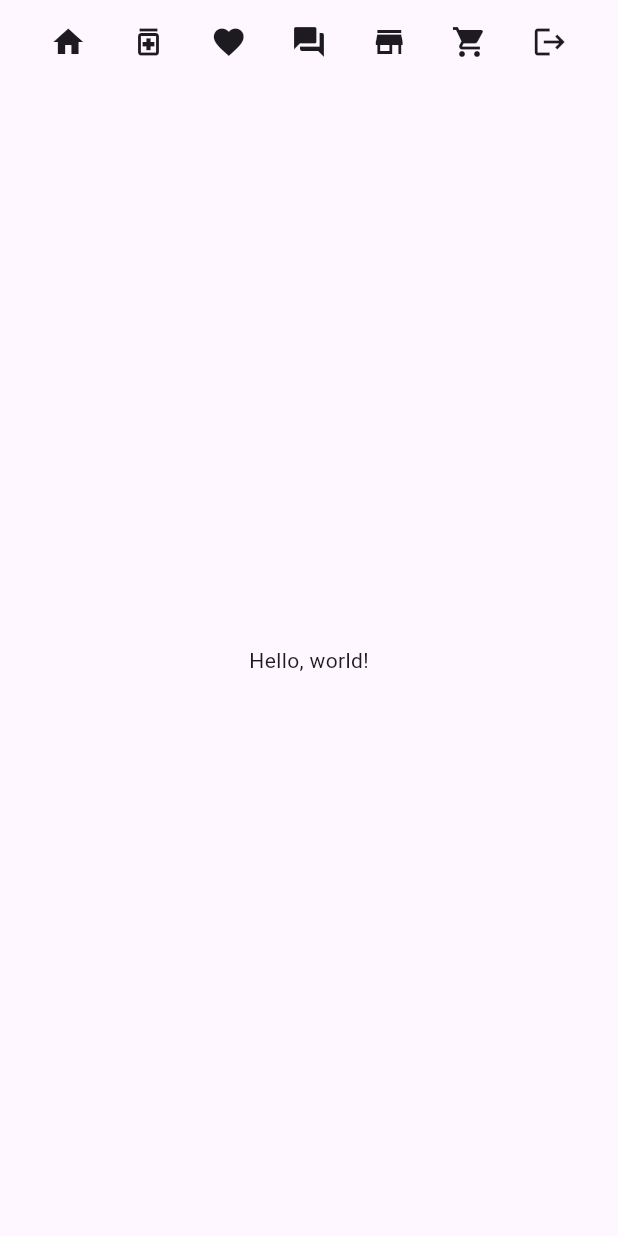
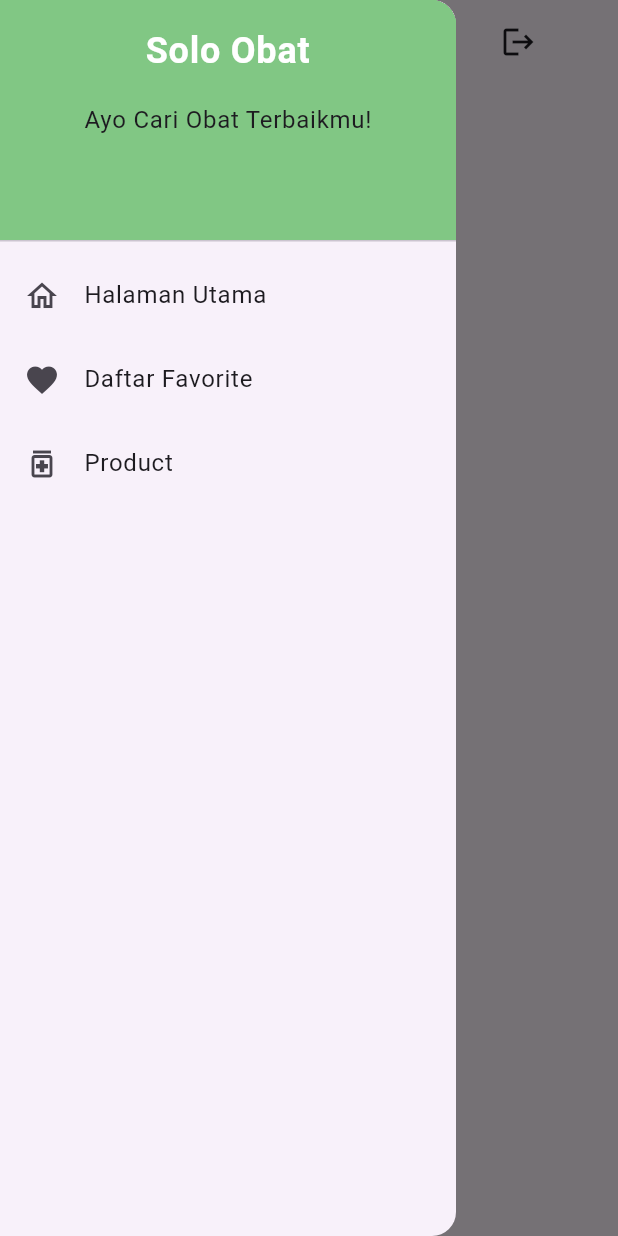
Before and after one commit to PBP24-D10/sobat-mobile, a Flutter app: the MyHomePage screen opened directly, with the side drawer open (before the commit the screen has no drawer), on a phone screen of 412 x 824 dp. Run offline on Flutter 3.47's test engine with Material 3 defaults, Android fonts, the phone set to English and light mode, and no system bars.

Commit message:
Update HomePage

```diff
--- a/lib/homepage.dart
+++ b/lib/homepage.dart
@@ -1,4 +1,7 @@
 import 'package:flutter/material.dart';
+import 'package:sobat_mobile/daftar_favorite/screens/daftar_favorite.dart';
+import 'package:sobat_mobile/daftar_favorite/widgets/list_product.dart';
+import 'package:sobat_mobile/widgets/left_drawer.dart';
 
 class MyHomePage extends StatefulWidget {
   const MyHomePage({super.key});
@@ -24,19 +27,7 @@ class _MyHomePageState extends State<MyHomePage> {
               onPressed: () {},
             ),
             IconButton(
-              icon: Icon(Icons.favorite),
-              onPressed: () {},
-            ),
-            IconButton(
-              icon: Icon(Icons.question_answer),
-              onPressed: () {},
-            ),
-            IconButton(
               icon: Icon(Icons.store),
-              onPressed: () {},
-            ),
-            IconButton(
-              icon: Icon(Icons.shopping_cart),
               onPressed: () {},
             ),
             IconButton(
@@ -48,6 +39,7 @@ class _MyHomePageState extends State<MyHomePage> {
           ],
         ),
       ),
+      drawer: LeftDrawer(),
       body: Center(
         child: Text('Hello, world!'),
       ),
--- a/lib/main.dart
+++ b/lib/main.dart
@@ -21,7 +21,7 @@ class MyApp extends StatelessWidget {
         colorScheme: ColorScheme.fromSeed(seedColor: Colors.deepPurple),
         useMaterial3: true,
       ),
-      home: const LoginPage(),
+      home: MyHomePage(),
     );
   }
 }
--- /dev/null
+++ b/lib/widgets/left_drawer.dart
@@ -0,0 +1,75 @@
+import 'package:flutter/material.dart';
+// import 'package:mental_health_tracker/screens/list_moodentry.dart';
+// import 'package:mental_health_tracker/screens/menu.dart';
+import 'package:sobat_mobile/homepage.dart';
+
+class LeftDrawer extends StatelessWidget {
+  const LeftDrawer({super.key});
+
+  @override
+  Widget build(BuildContext context) {
+    return Drawer(
+      child: ListView(
+        children: [
+          DrawerHeader(
+            decoration: BoxDecoration(
+              color: Colors.green[300],
+            ),
+            child: const Column(
+              children: [
+                Text(
+                  'Solo Obat',
+                  textAlign: TextAlign.center,
+                  style: TextStyle(
+                    fontSize: 24,
+                    fontWeight: FontWeight.bold,
+                    color: Colors.white,
+                  ),
+                ),
+                Padding(padding: EdgeInsets.all(8)),
+                Text(
+                  "Ayo Cari Obat Terbaikmu!",
+                  // TODO: Tambahkan gaya teks dengan center alignment, font ukuran 15, warna putih, dan weight biasa
+                ),
+              ],
+            ),
+          ),
+          ListTile(
+            leading: const Icon(Icons.home_outlined),
+            title: const Text('Halaman Utama'),
+            // Bagian redirection ke MyHomePage
+            onTap: () {
+              Navigator.pushReplacement(
+                  context,
+                  MaterialPageRoute(
+                    builder: (context) => MyHomePage(),
+                  ));
+            },
+          ),
+          ListTile(
+            leading: const Icon(Icons.favorite),
+            title: const Text('Daftar Favorite'),
+            // Bagian redirection ke MoodEntryFormPage
+            onTap: () {
+              /*
+      TODO: Buatlah routing ke MoodEntryFormPage di sini,
+      setelah halaman MoodEntryFormPage sudah dibuat.
+      */
+            },
+          ),
+          ListTile(
+            leading: const Icon(Icons.medication_outlined),
+            title: const Text('Product'),
+            onTap: () {
+              // Route menu ke halaman mood
+              // Navigator.push(
+              //   context,
+              //   MaterialPageRoute(builder: (context) => ()),
+              // );
+            },
+          ),
+        ],
+      ),
+    );
+  }
+}
```
Also changed, not shown: lib/daftar_favorite/models/models.dart (added, +34 -0 lines), lib/daftar_favorite/screens/daftar_favorite.dart (+97 -9 lines), lib/daftar_favorite/widgets/list_product.dart (+12 -4 lines).
